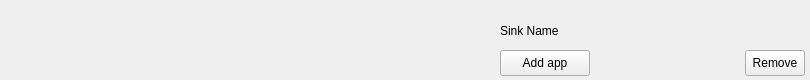
Old version of the form ui/RouteWidget.ui in the repository skylineone044/simple-app-audio-router.
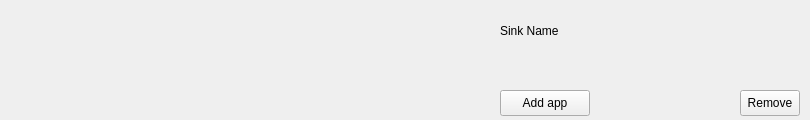
New version of the form.

Commit message: Add support for setting target of the virtual loopback devices

What changed in the file:
```diff
--- a/ui/RouteWidget.ui
+++ b/ui/RouteWidget.ui
@@ -7,7 +7,7 @@
     <x>0</x>
     <y>0</y>
     <width>810</width>
-    <height>80</height>
+    <height>120</height>
    </rect>
   </property>
   <property name="sizePolicy">
@@ -19,7 +19,7 @@
   <property name="minimumSize">
    <size>
     <width>810</width>
-    <height>80</height>
+    <height>120</height>
    </size>
   </property>
   <property name="windowTitle">
@@ -28,8 +28,8 @@
   <widget class="QPushButton" name="remove_sink_button">
    <property name="geometry">
     <rect>
-     <x>745</x>
-     <y>50</y>
+     <x>740</x>
+     <y>90</y>
      <width>60</width>
      <height>26</height>
     </rect>
@@ -79,7 +79,7 @@
    <property name="geometry">
     <rect>
      <x>500</x>
-     <y>50</y>
+     <y>90</y>
      <width>90</width>
      <height>26</height>
     </rect>
@@ -122,6 +122,17 @@
     </item>
    </layout>
   </widget>
+  <widget class="QWidget" name="horizontalLayoutWidget">
+   <property name="geometry">
+    <rect>
+     <x>500</x>
+     <y>50</y>
+     <width>301</width>
+     <height>31</height>
+    </rect>
+   </property>
+   <layout class="QHBoxLayout" name="targetCBholder"/>
+  </widget>
  </widget>
  <resources/>
  <connections/>
```
The commit also changes 2 other files.
